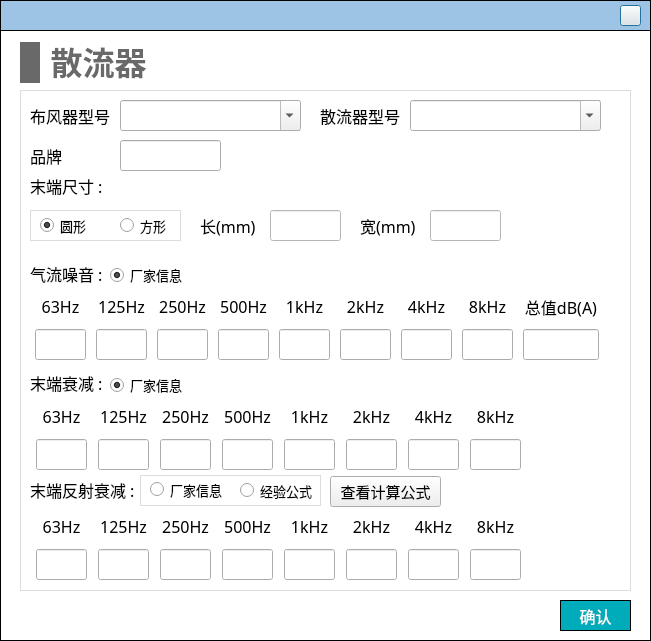
haobana/NoiCal, file NoiseCalSoft/inputDialog/dialog_air_diff.ui: the form before one commit.
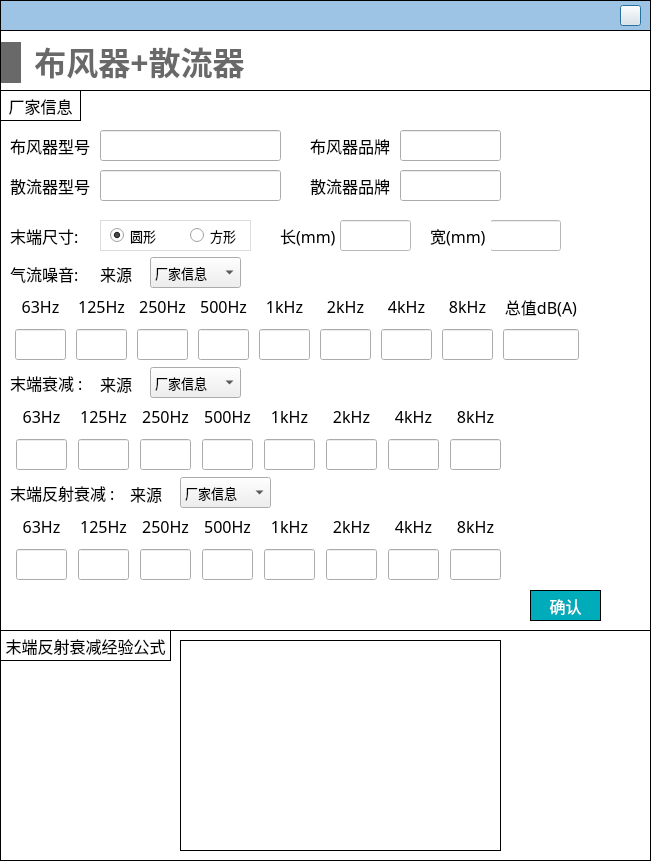
The form after the commit. The open tabs and pages were chosen to show the change. Icons and pictures are not drawn.

What changed in the file:
```diff
--- a/NoiseCalSoft/inputDialog/dialog_air_diff.ui
+++ b/NoiseCalSoft/inputDialog/dialog_air_diff.ui
@@ -7,7 +7,7 @@
     <x>0</x>
     <y>0</y>
     <width>651</width>
-    <height>641</height>
+    <height>861</height>
    </rect>
   </property>
   <property name="font">
@@ -77,7 +77,7 @@
      <x>0</x>
      <y>30</y>
      <width>651</width>
-     <height>611</height>
+     <height>601</height>
     </rect>
    </property>
    <property name="styleSheet">
@@ -89,10 +89,10 @@
    <widget class="QWidget" name="widget_2" native="true">
     <property name="geometry">
      <rect>
-      <x>20</x>
+      <x>0</x>
       <y>60</y>
-      <width>611</width>
-      <height>501</height>
+      <width>651</width>
+      <height>541</height>
      </rect>
     </property>
     <property name="font">
@@ -104,7 +104,7 @@
     <property name="styleSheet">
      <string notr="true">#widget_2
 {
-border: 1px solid #DCDCDC;
+border: 1px solid #000000;
 }
 
 QLabel
@@ -121,9 +121,9 @@
     <widget class="QLabel" name="label_4">
      <property name="geometry">
       <rect>
-       <x>10</x>
-       <y>50</y>
-       <width>41</width>
+       <x>310</x>
+       <y>40</y>
+       <width>91</width>
        <height>31</height>
       </rect>
      </property>
@@ -134,14 +134,14 @@
       </font>
      </property>
      <property name="text">
-      <string>品牌</string>
+      <string>布风器品牌</string>
      </property>
     </widget>
     <widget class="QLabel" name="label_5">
      <property name="geometry">
       <rect>
        <x>10</x>
-       <y>10</y>
+       <y>40</y>
        <width>91</width>
        <height>31</height>
       </rect>
@@ -156,11 +156,11 @@
       <string>布风器型号</string>
      </property>
     </widget>
-    <widget class="QLineEdit" name="lineEdit_brand">
+    <widget class="QLineEdit" name="lineEdit_air_distributor_brand">
      <property name="geometry">
       <rect>
-       <x>100</x>
-       <y>50</y>
+       <x>400</x>
+       <y>40</y>
        <width>101</width>
        <height>31</height>
       </rect>
@@ -172,28 +172,6 @@
       </font>
      </property>
     </widget>
-    <widget class="QComboBox" name="comboBox_air_distributor_model">
-     <property name="geometry">
-      <rect>
-       <x>100</x>
-       <y>10</y>
-       <width>181</width>
-       <height>31</height>
-      </rect>
-     </property>
-     <property name="font">
-      <font>
-       <family>Microsoft YaHei</family>
-       <pointsize>-1</pointsize>
-      </font>
-     </property>
-     <property name="styleSheet">
-      <string notr="true">outline:none;</string>
-     </property>
-     <property name="editable">
-      <bool>true</bool>
-     </property>
-    </widget>
     <widget class="QWidget" name="layoutWidget">
      <property name="geometry">
       <rect>
@@ -258,7 +236,7 @@
            <set>Qt::AlignCenter</set>
           </property>
           <property name="readOnly">
-           <bool>true</bool>
+           <bool>false</bool>
           </property>
          </widget>
         </item>
@@ -318,7 +296,7 @@
            <set>Qt::AlignCenter</set>
           </property>
           <property name="readOnly">
-           <bool>true</bool>
+           <bool>false</bool>
           </property>
          </widget>
         </item>
@@ -378,7 +356,7 @@
            <set>Qt::AlignCenter</set>
           </property>
           <property name="readOnly">
-           <bool>true</bool>
+           <bool>false</bool>
           </property>
          </widget>
         </item>
@@ -438,7 +416,7 @@
            <set>Qt::AlignCenter</set>
           </property>
           <property name="readOnly">
-           <bool>true</bool>
+           <bool>false</bool>
           </property>
          </widget>
         </item>
@@ -498,7 +476,7 @@
            <set>Qt::AlignCenter</set>
           </property>
           <property name="readOnly">
-           <bool>true</bool>
+           <bool>false</bool>
           </property>
          </widget>
         </item>
@@ -561,7 +539,7 @@
            <set>Qt::AlignCenter</set>
           </property>
           <property name="readOnly">
-           <bool>true</bool>
+           <bool>false</bool>
           </property>
          </widget>
         </item>
@@ -621,7 +599,7 @@
            <set>Qt::AlignCenter</set>
           </property>
           <property name="readOnly">
-           <bool>true</bool>
+           <bool>false</bool>
           </property>
          </widget>
         </item>
@@ -681,7 +659,7 @@
            <set>Qt::AlignCenter</set>
           </property>
           <property name="readOnly">
-           <bool>true</bool>
+           <bool>false</bool>
           </property>
          </widget>
         </item>
@@ -765,7 +743,7 @@
       </font>
      </property>
      <property name="text">
-      <string>气流噪音 :</string>
+      <string>气流噪音:</string>
      </property>
     </widget>
     <widget class="QLabel" name="label_13">
@@ -851,7 +829,7 @@
            <set>Qt::AlignCenter</set>
           </property>
           <property name="readOnly">
-           <bool>true</bool>
+           <bool>false</bool>
           </property>
          </widget>
         </item>
@@ -911,7 +889,7 @@
            <set>Qt::AlignCenter</set>
           </property>
           <property name="readOnly">
-           <bool>true</bool>
+           <bool>false</bool>
           </property>
          </widget>
         </item>
@@ -971,7 +949,7 @@
            <set>Qt::AlignCenter</set>
           </property>
           <property name="readOnly">
-           <bool>true</bool>
+           <bool>false</bool>
           </property>
          </widget>
         </item>
@@ -1031,7 +1009,7 @@
            <set>Qt::AlignCenter</set>
           </property>
           <property name="readOnly">
-           <bool>true</bool>
+           <bool>false</bool>
           </property>
          </widget>
         </item>
@@ -1091,7 +1069,7 @@
            <set>Qt::AlignCenter</set>
           </property>
           <property name="readOnly">
-           <bool>true</bool>
+           <bool>false</bool>
           </property>
          </widget>
         </item>
@@ -1154,7 +1132,7 @@
            <set>Qt::AlignCenter</set>
           </property>
           <property name="readOnly">
-           <bool>true</bool>
+           <bool>false</bool>
           </property>
          </widget>
         </item>
@@ -1214,7 +1192,7 @@
            <set>Qt::AlignCenter</set>
           </property>
           <property name="readOnly">
-           <bool>true</bool>
+           <bool>false</bool>
           </property>
          </widget>
         </item>
@@ -1274,7 +1252,7 @@
            <set>Qt::AlignCenter</set>
           </property>
           <property name="readOnly">
-           <bool>true</bool>
+           <bool>false</bool>
           </property>
          </widget>
         </item>
@@ -1285,8 +1263,8 @@
     <widget class="QWidget" name="widget_8" native="true">
      <property name="geometry">
       <rect>
-       <x>10</x>
-       <y>120</y>
+       <x>100</x>
+       <y>130</y>
        <width>151</width>
        <height>31</height>
       </rect>
@@ -1342,10 +1320,10 @@
     <widget class="QStackedWidget" name="stackedWidget_input">
      <property name="geometry">
       <rect>
-       <x>170</x>
-       <y>120</y>
-       <width>341</width>
-       <height>41</height>
+       <x>270</x>
+       <y>130</y>
+       <width>291</width>
+       <height>31</height>
       </rect>
      </property>
      <property name="font">
@@ -1357,13 +1335,13 @@
       <string notr="true">background-color: rgb(255, 255, 255);</string>
      </property>
      <property name="currentIndex">
-      <number>1</number>
+      <number>0</number>
      </property>
      <widget class="QWidget" name="page_rect">
       <widget class="QLineEdit" name="lineEdit_width">
        <property name="geometry">
         <rect>
-         <x>240</x>
+         <x>220</x>
          <y>0</y>
          <width>71</width>
          <height>31</height>
@@ -1398,7 +1376,7 @@
       <widget class="QLabel" name="label_27">
        <property name="geometry">
         <rect>
-         <x>170</x>
+         <x>160</x>
          <y>0</y>
          <width>61</width>
          <height>31</height>
@@ -1417,7 +1395,7 @@
       <widget class="QLineEdit" name="lineEdit_length">
        <property name="geometry">
         <rect>
-         <x>80</x>
+         <x>70</x>
          <y>0</y>
          <width>71</width>
          <height>31</height>
@@ -1454,7 +1432,7 @@
       <widget class="QLineEdit" name="lineEdit_diameter">
        <property name="geometry">
         <rect>
-         <x>100</x>
+         <x>90</x>
          <y>0</y>
          <width>71</width>
          <height>31</height>
@@ -1533,7 +1511,7 @@
            <set>Qt::AlignCenter</set>
           </property>
           <property name="readOnly">
-           <bool>true</bool>
+           <bool>false</bool>
           </property>
          </widget>
         </item>
@@ -1593,7 +1571,7 @@
            <set>Qt::AlignCenter</set>
           </property>
           <property name="readOnly">
-           <bool>true</bool>
+           <bool>false</bool>
           </property>
          </widget>
         </item>
@@ -1653,7 +1631,7 @@
            <set>Qt::AlignCenter</set>
           </property>
           <property name="readOnly">
-           <bool>true</bool>
+           <bool>false</bool>
           </property>
          </widget>
         </item>
@@ -1713,7 +1691,7 @@
            <set>Qt::AlignCenter</set>
           </property>
           <property name="readOnly">
-           <bool>true</bool>
+           <bool>false</bool>
           </property>
          </widget>
         </item>
@@ -1773,7 +1751,7 @@
            <set>Qt::AlignCenter</set>
           </property>
           <property name="readOnly">
-           <bool>true</bool>
+           <bool>false</bool>
           </property>
          </widget>
         </item>
@@ -1836,7 +1814,7 @@
            <set>Qt::AlignCenter</set>
           </property>
           <property name="readOnly">
-           <bool>true</bool>
+           <bool>false</bool>
           </property>
          </widget>
         </item>
@@ -1896,7 +1874,7 @@
            <set>Qt::AlignCenter</set>
           </property>
           <property name="readOnly">
-           <bool>true</bool>
+           <bool>false</bool>
           </property>
          </widget>
         </item>
@@ -1956,7 +1934,7 @@
            <set>Qt::AlignCenter</set>
           </property>
           <property name="readOnly">
-           <bool>true</bool>
+           <bool>false</bool>
           </property>
          </widget>
         </item>
@@ -1968,7 +1946,7 @@
      <property name="geometry">
       <rect>
        <x>10</x>
-       <y>379</y>
+       <y>382</y>
        <width>111</width>
        <height>41</height>
       </rect>
@@ -1987,7 +1965,7 @@
      <property name="geometry">
       <rect>
        <x>10</x>
-       <y>80</y>
+       <y>130</y>
        <width>81</width>
        <height>31</height>
       </rect>
@@ -1999,131 +1977,14 @@
       </font>
      </property>
      <property name="text">
-      <string>末端尺寸 :</string>
-     </property>
-    </widget>
-    <widget class="QRadioButton" name="radioButton_known_2">
-     <property name="geometry">
-      <rect>
-       <x>90</x>
-       <y>170</y>
-       <width>81</width>
-       <height>30</height>
-      </rect>
-     </property>
-     <property name="font">
-      <font>
-       <family>黑体</family>
-       <pointsize>10</pointsize>
-      </font>
-     </property>
-     <property name="text">
-      <string>厂家信息</string>
-     </property>
-     <property name="checked">
-      <bool>true</bool>
-     </property>
-    </widget>
-    <widget class="QRadioButton" name="radioButton_known_3">
-     <property name="geometry">
-      <rect>
-       <x>90</x>
-       <y>280</y>
-       <width>81</width>
-       <height>30</height>
-      </rect>
-     </property>
-     <property name="font">
-      <font>
-       <family>黑体</family>
-       <pointsize>10</pointsize>
-      </font>
-     </property>
-     <property name="text">
-      <string>厂家信息</string>
-     </property>
-     <property name="checked">
-      <bool>true</bool>
-     </property>
-    </widget>
-    <widget class="QWidget" name="widget_7" native="true">
-     <property name="geometry">
-      <rect>
-       <x>120</x>
-       <y>385</y>
-       <width>181</width>
-       <height>31</height>
-      </rect>
-     </property>
-     <property name="styleSheet">
-      <string notr="true">#widget_7
-{
-border: 1px solid #DCDCDC;
-}</string>
-     </property>
-     <widget class="QRadioButton" name="radioButton_known">
-      <property name="geometry">
-       <rect>
-        <x>10</x>
-        <y>-1</y>
-        <width>81</width>
-        <height>31</height>
-       </rect>
-      </property>
-      <property name="font">
-       <font>
-        <family>黑体</family>
-        <pointsize>10</pointsize>
-       </font>
-      </property>
-      <property name="text">
-       <string>厂家信息</string>
-      </property>
-     </widget>
-     <widget class="QRadioButton" name="radioButton_formula">
-      <property name="geometry">
-       <rect>
-        <x>100</x>
-        <y>0</y>
-        <width>81</width>
-        <height>31</height>
-       </rect>
-      </property>
-      <property name="font">
-       <font>
-        <family>黑体</family>
-        <pointsize>10</pointsize>
-       </font>
-      </property>
-      <property name="text">
-       <string>经验公式</string>
-      </property>
-     </widget>
-    </widget>
-    <widget class="QPushButton" name="pushButton">
-     <property name="geometry">
-      <rect>
-       <x>310</x>
-       <y>386</y>
-       <width>111</width>
-       <height>31</height>
-      </rect>
-     </property>
-     <property name="font">
-      <font>
-       <family>黑体</family>
-       <pointsize>11</pointsize>
-      </font>
-     </property>
-     <property name="text">
-      <string>查看计算公式</string>
+      <string>末端尺寸:</string>
      </property>
     </widget>
     <widget class="QLabel" name="label_41">
      <property name="geometry">
       <rect>
-       <x>300</x>
-       <y>10</y>
+       <x>10</x>
+       <y>80</y>
        <width>91</width>
        <height>31</height>
       </rect>
@@ -2138,34 +1999,43 @@
       <string>散流器型号</string>
      </property>
     </widget>
-    <widget class="QComboBox" name="comboBox_diffuser_model">
+    <widget class="QLineEdit" name="lineEdit_air_distributor_model">
      <property name="geometry">
       <rect>
-       <x>390</x>
-       <y>10</y>
-       <width>191</width>
+       <x>100</x>
+       <y>40</y>
+       <width>181</width>
        <height>31</height>
       </rect>
      </property>
      <property name="font">
       <font>
-       <family>Microsoft YaHei</family>
+       <family>黑体</family>
        <pointsize>-1</pointsize>
       </font>
      </property>
-     <property name="styleSheet">
-      <string notr="true">outline:none;</string>
-     </property>
-     <property name="editable">
-      <bool>true</bool>
-     </property>
     </widget>
+    <widget class="QLineEdit" name="lineEdit_diffuser_model">
+     <property name="geometry">
+      <rect>
+       <x>100</x>
+       <y>80</y>
+       <width>181</width>
+       <height>31</height>
+      </rect>
+     </property>
+     <property name="font">
+      <font>
+       <family>黑体</family>
+       <pointsize>-1</pointsize>
+      </font>
+     </property>
    </widget>
    <widget class="QPushButton" name="pushButton_confirm">
     <property name="geometry">
      <rect>
-      <x>560</x>
-      <y>570</y>
+       <x>530</x>
+       <y>500</y>
       <width>71</width>
       <height>31</height>
      </rect>
@@ -2196,151 +2066,207 @@
      <string>确认</string>
     </property>
    </widget>
-   <widget class="QStackedWidget" name="stackedWidget">
-    <property name="geometry">
-     <rect>
-      <x>20</x>
-      <y>10</y>
-      <width>341</width>
-      <height>51</height>
-     </rect>
-    </property>
-    <property name="styleSheet">
-     <string notr="true">background-color: rgb(255, 255, 255);</string>
-    </property>
-    <property name="currentIndex">
-     <number>2</number>
-    </property>
-    <widget class="QWidget" name="page_diff">
-     <widget class="QWidget" name="layoutWidget_8">
-      <property name="geometry">
-       <rect>
-        <x>0</x>
-        <y>0</y>
-        <width>131</width>
-        <height>45</height>
-       </rect>
-      </property>
-      <layout class="QHBoxLayout" name="horizontalLayout_21">
-       <item>
-        <widget class="QLabel" name="label_22">
-         <property name="minimumSize">
-          <size>
-           <width>20</width>
-           <height>41</height>
-          </size>
-         </property>
-         <property name="maximumSize">
-          <size>
-           <width>20</width>
-           <height>41</height>
-          </size>
-         </property>
-         <property name="styleSheet">
-          <string notr="true">QLabel { 
-border: none; 
-background-color : rgb(105, 105, 105);
-}</string>
-         </property>
-         <property name="text">
-          <string/>
-         </property>
-        </widget>
-       </item>
-       <item>
         <widget class="QLabel" name="label_24">
+     <property name="geometry">
+      <rect>
+       <x>310</x>
+       <y>80</y>
+       <width>91</width>
+       <height>31</height>
+      </rect>
+     </property>
          <property name="font">
           <font>
-           <family>Microsoft YaHei</family>
-           <pointsize>24</pointsize>
-           <bold>true</bold>
-          </font>
-         </property>
-         <property name="styleSheet">
-          <string notr="true">QLabel { 
-border: none; 
-color : rgb(105, 105, 105);
-}</string>
-         </property>
+       <family>黑体</family>
+       <pointsize>-1</pointsize>
+      </font>
+     </property>
          <property name="text">
-          <string>散流器</string>
-         </property>
-         <property name="alignment">
-          <set>Qt::AlignBottom|Qt::AlignHCenter</set>
-         </property>
-        </widget>
-       </item>
-      </layout>
-     </widget>
-    </widget>
-    <widget class="QWidget" name="page_air">
-     <widget class="QWidget" name="layoutWidget_10">
+      <string>散流器品牌</string>
+     </property>
+    </widget>
+    <widget class="QLineEdit" name="lineEdit_diffuser_brand">
       <property name="geometry">
        <rect>
-        <x>0</x>
-        <y>0</y>
-        <width>131</width>
-        <height>45</height>
-       </rect>
-      </property>
-      <layout class="QHBoxLayout" name="horizontalLayout_23">
-       <item>
+       <x>400</x>
+       <y>80</y>
+       <width>101</width>
+       <height>31</height>
+      </rect>
+     </property>
+     <property name="font">
+      <font>
+       <family>黑体</family>
+       <pointsize>-1</pointsize>
+      </font>
+     </property>
+    </widget>
         <widget class="QLabel" name="label_39">
-         <property name="minimumSize">
-          <size>
-           <width>20</width>
-           <height>41</height>
-          </size>
-         </property>
-         <property name="maximumSize">
-          <size>
-           <width>20</width>
-           <height>41</height>
-          </size>
+     <property name="geometry">
+      <rect>
+       <x>0</x>
+       <y>0</y>
+       <width>81</width>
+       <height>31</height>
+      </rect>
+     </property>
+     <property name="font">
+      <font>
+       <family>黑体</family>
+       <pointsize>-1</pointsize>
+      </font>
          </property>
          <property name="styleSheet">
-          <string notr="true">QLabel { 
-border: none; 
-background-color : rgb(105, 105, 105);
-}</string>
+      <string notr="true">border: 1px solid #000000;</string>
          </property>
          <property name="text">
-          <string/>
-         </property>
-        </widget>
+      <string>厂家信息</string>
+     </property>
+     <property name="alignment">
+      <set>Qt::AlignCenter</set>
+     </property>
+    </widget>
+    <widget class="QComboBox" name="comboBox_noi_data_source">
+     <property name="geometry">
+      <rect>
+       <x>150</x>
+       <y>167</y>
+       <width>91</width>
+       <height>31</height>
+      </rect>
+     </property>
+     <property name="font">
+      <font>
+       <family>Microsoft YaHei</family>
+       <pointsize>-1</pointsize>
+      </font>
+     </property>
+     <item>
+      <property name="text">
+       <string>厂家信息</string>
+      </property>
        </item>
        <item>
+      <property name="text">
+       <string>设计预估</string>
+      </property>
+     </item>
+    </widget>
         <widget class="QLabel" name="label_40">
+     <property name="geometry">
+      <rect>
+       <x>100</x>
+       <y>163</y>
+       <width>41</width>
+       <height>41</height>
+      </rect>
+     </property>
          <property name="font">
           <font>
+       <family>黑体</family>
+       <pointsize>-1</pointsize>
+      </font>
+     </property>
+     <property name="text">
+      <string>来源</string>
+     </property>
+    </widget>
+    <widget class="QComboBox" name="comboBox_atten_data_source">
+     <property name="geometry">
+      <rect>
+       <x>150</x>
+       <y>277</y>
+       <width>91</width>
+       <height>31</height>
+      </rect>
+     </property>
+     <property name="font">
+      <font>
            <family>Microsoft YaHei</family>
-           <pointsize>24</pointsize>
-           <bold>true</bold>
-          </font>
-         </property>
-         <property name="styleSheet">
-          <string notr="true">QLabel { 
-border: none; 
-color : rgb(105, 105, 105);
-}</string>
-         </property>
+       <pointsize>-1</pointsize>
+      </font>
+     </property>
+     <item>
+      <property name="text">
+       <string>厂家信息</string>
+      </property>
+     </item>
+     <item>
          <property name="text">
-          <string>布风器</string>
-         </property>
-         <property name="alignment">
-          <set>Qt::AlignBottom|Qt::AlignHCenter</set>
-         </property>
-        </widget>
-       </item>
-      </layout>
-     </widget>
+       <string>设计预估</string>
+      </property>
+     </item>
+    </widget>
+    <widget class="QLabel" name="label_42">
+     <property name="geometry">
+      <rect>
+       <x>100</x>
+       <y>273</y>
+       <width>41</width>
+       <height>41</height>
+      </rect>
+     </property>
+     <property name="font">
+      <font>
+       <family>黑体</family>
+       <pointsize>-1</pointsize>
+      </font>
+     </property>
+     <property name="text">
+      <string>来源</string>
+     </property>
+    </widget>
+    <widget class="QComboBox" name="comboBox_refl_data_source">
+     <property name="geometry">
+      <rect>
+       <x>180</x>
+       <y>387</y>
+       <width>91</width>
+       <height>31</height>
+      </rect>
+     </property>
+     <property name="font">
+      <font>
+       <family>Microsoft YaHei</family>
+       <pointsize>-1</pointsize>
+      </font>
+     </property>
+     <item>
+      <property name="text">
+       <string>厂家信息</string>
+      </property>
+     </item>
+     <item>
+      <property name="text">
+       <string>设计预估</string>
+      </property>
+     </item>
+    </widget>
+    <widget class="QLabel" name="label_43">
+     <property name="geometry">
+      <rect>
+       <x>130</x>
+       <y>383</y>
+       <width>41</width>
+       <height>41</height>
+      </rect>
+     </property>
+     <property name="font">
+      <font>
+       <family>黑体</family>
+       <pointsize>-1</pointsize>
+      </font>
+     </property>
+     <property name="text">
+      <string>来源</string>
+     </property>
     </widget>
-    <widget class="QWidget" name="page_air_diff">
+   </widget>
      <widget class="QWidget" name="layoutWidget_9">
       <property name="geometry">
        <rect>
-        <x>0</x>
-        <y>0</y>
+      <x>1</x>
+      <y>10</y>
         <width>251</width>
         <height>45</height>
        </rect>
@@ -2397,10 +2323,56 @@
       </layout>
      </widget>
     </widget>
+  <widget class="QWidget" name="widget" native="true">
+   <property name="geometry">
+    <rect>
+     <x>0</x>
+     <y>630</y>
+     <width>651</width>
+     <height>231</height>
+    </rect>
+   </property>
+   <property name="styleSheet">
+    <string notr="true">border: 1px solid #000000;</string>
+   </property>
+   <widget class="QLabel" name="label">
+    <property name="geometry">
+     <rect>
+      <x>180</x>
+      <y>10</y>
+      <width>321</width>
+      <height>211</height>
+     </rect>
+    </property>
+    <property name="styleSheet">
+     <string notr="true">border-image: url(:/images/image/refl.png);</string>
+    </property>
+    <property name="text">
+     <string/>
+    </property>
    </widget>
-   <zorder>pushButton_confirm</zorder>
-   <zorder>stackedWidget</zorder>
-   <zorder>widget_2</zorder>
+   <widget class="QLabel" name="label_22">
+    <property name="geometry">
+     <rect>
+      <x>0</x>
+      <y>0</y>
+      <width>171</width>
+      <height>31</height>
+     </rect>
+    </property>
+    <property name="font">
+     <font>
+      <family>黑体</family>
+      <pointsize>12</pointsize>
+     </font>
+    </property>
+    <property name="text">
+     <string>末端反射衰减经验公式</string>
+    </property>
+    <property name="alignment">
+     <set>Qt::AlignCenter</set>
+    </property>
+   </widget>
   </widget>
  </widget>
  <resources/>
```
Lines whose indentation alone changed are shown as unchanged.
